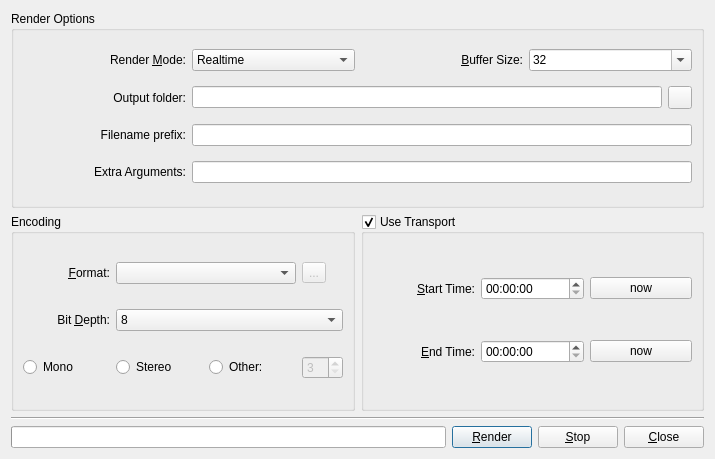
SpotlightKid/qjackcapture, file resources/ui/mainwindow.ui: the form before one commit.
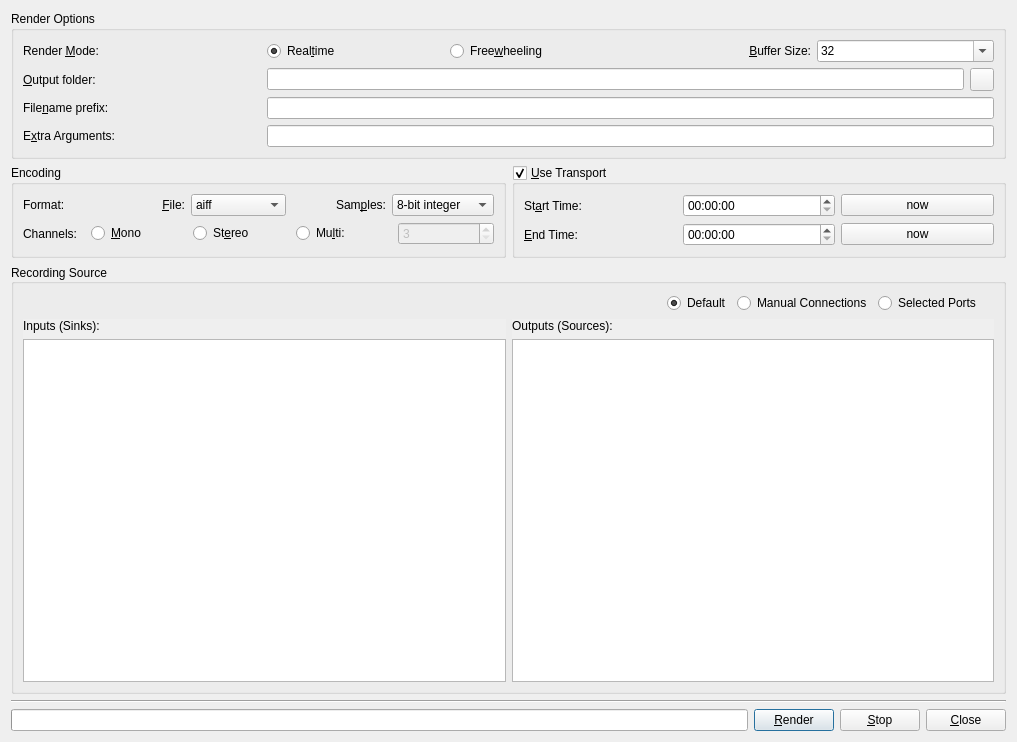
The form after the commit. Icons and pictures are not drawn.

Commit message: UI re-organization and interface for selecting recording source(s)

Diff of the .ui file:
```diff
--- a/resources/ui/mainwindow.ui
+++ b/resources/ui/mainwindow.ui
@@ -6,15 +6,15 @@
    <rect>
     <x>0</x>
     <y>0</y>
-    <width>715</width>
-    <height>459</height>
+    <width>1017</width>
+    <height>742</height>
    </rect>
   </property>
   <property name="windowTitle">
    <string>JACK Capture</string>
   </property>
   <layout class="QGridLayout" name="gridLayout_3">
-   <item row="2" column="0" colspan="2">
+   <item row="4" column="0" colspan="2">
     <widget class="Line" name="line">
      <property name="orientation">
       <enum>Qt::Horizontal</enum>
@@ -26,111 +26,169 @@
      <property name="title">
       <string>Encoding</string>
      </property>
-     <layout class="QGridLayout" name="gridLayout">
-      <item row="1" column="1" colspan="3">
-       <widget class="QComboBox" name="cb_depth">
-        <item>
-         <property name="text">
-          <string notr="true">8</string>
-         </property>
-        </item>
-        <item>
-         <property name="text">
-          <string notr="true">16</string>
-         </property>
-        </item>
-        <item>
-         <property name="text">
-          <string notr="true">24</string>
-         </property>
-        </item>
-        <item>
-         <property name="text">
-          <string notr="true">32</string>
-         </property>
-        </item>
-        <item>
-         <property name="text">
-          <string notr="true">Float</string>
-         </property>
-        </item>
-       </widget>
-      </item>
-      <item row="2" column="3">
-       <widget class="QSpinBox" name="sb_channels">
-        <property name="enabled">
-         <bool>false</bool>
-        </property>
-        <property name="minimum">
-         <number>3</number>
-        </property>
-       </widget>
-      </item>
-      <item row="0" column="3">
-       <widget class="QToolButton" name="tb_format">
-        <property name="enabled">
-         <bool>false</bool>
-        </property>
-        <property name="text">
-         <string>...</string>
-        </property>
-       </widget>
-      </item>
-      <item row="0" column="1" colspan="2">
-       <widget class="QComboBox" name="cb_format"/>
-      </item>
-      <item row="2" column="2">
-       <widget class="QRadioButton" name="rb_outro">
-        <property name="text">
-         <string>Other:</string>
-        </property>
-       </widget>
-      </item>
-      <item row="2" column="1">
-       <widget class="QRadioButton" name="rb_stereo">
-        <property name="text">
-         <string>Stereo</string>
-        </property>
-       </widget>
-      </item>
-      <item row="1" column="0">
-       <widget class="QLabel" name="lbl_bitdepth">
-        <property name="text">
-         <string>Bit &amp;Depth:</string>
-        </property>
-        <property name="alignment">
-         <set>Qt::AlignRight|Qt::AlignTrailing|Qt::AlignVCenter</set>
-        </property>
-        <property name="buddy">
-         <cstring>cb_depth</cstring>
-        </property>
-       </widget>
-      </item>
+     <layout class="QGridLayout" name="grid_encoding">
       <item row="0" column="0">
        <widget class="QLabel" name="lbl_format">
         <property name="text">
-         <string>&amp;Format:</string>
+         <string>Format:</string>
         </property>
         <property name="alignment">
-         <set>Qt::AlignRight|Qt::AlignTrailing|Qt::AlignVCenter</set>
-        </property>
-        <property name="buddy">
-         <cstring>cb_format</cstring>
+         <set>Qt::AlignLeading|Qt::AlignLeft|Qt::AlignVCenter</set>
         </property>
        </widget>
       </item>
       <item row="2" column="0">
-       <widget class="QRadioButton" name="rb_mono">
+       <widget class="QLabel" name="lbl_channels">
         <property name="text">
-         <string>Mono</string>
+         <string>Channels:</string>
+        </property>
+        <property name="alignment">
+         <set>Qt::AlignLeading|Qt::AlignLeft|Qt::AlignVCenter</set>
+        </property>
+        <property name="buddy">
+         <cstring>rb_mono</cstring>
         </property>
        </widget>
       </item>
+      <item row="0" column="1" colspan="6">
+       <layout class="QHBoxLayout" name="hbox_format">
+        <property name="rightMargin">
+         <number>0</number>
+        </property>
+        <item>
+         <widget class="QLabel" name="lbl_fileformat">
+          <property name="text">
+           <string>&amp;File:</string>
+          </property>
+          <property name="alignment">
+           <set>Qt::AlignRight|Qt::AlignTrailing|Qt::AlignVCenter</set>
+          </property>
+          <property name="buddy">
+           <cstring>cb_format</cstring>
+          </property>
+         </widget>
+        </item>
+        <item>
+         <widget class="QComboBox" name="cb_format">
+          <item>
+           <property name="text">
+            <string>aiff</string>
+           </property>
+          </item>
+          <item>
+           <property name="text">
+            <string>flac</string>
+           </property>
+          </item>
+          <item>
+           <property name="text">
+            <string>mp3</string>
+           </property>
+          </item>
+          <item>
+           <property name="text">
+            <string>ogg</string>
+           </property>
+          </item>
+          <item>
+           <property name="text">
+            <string>opus</string>
+           </property>
+          </item>
+          <item>
+           <property name="text">
+            <string>wav</string>
+           </property>
+          </item>
+         </widget>
+        </item>
+        <item>
+         <widget class="QLabel" name="lbl_bitdepth">
+          <property name="text">
+           <string>Sam&amp;ples:</string>
+          </property>
+          <property name="alignment">
+           <set>Qt::AlignRight|Qt::AlignTrailing|Qt::AlignVCenter</set>
+          </property>
+          <property name="buddy">
+           <cstring>cb_depth</cstring>
+          </property>
+         </widget>
+        </item>
+        <item>
+         <widget class="QComboBox" name="cb_depth">
+          <item>
+           <property name="text">
+            <string>8-bit integer</string>
+           </property>
+          </item>
+          <item>
+           <property name="text">
+            <string>16-bit integer</string>
+           </property>
+          </item>
+          <item>
+           <property name="text">
+            <string>24-bit integer</string>
+           </property>
+          </item>
+          <item>
+           <property name="text">
+            <string>32-bit integer</string>
+           </property>
+          </item>
+          <item>
+           <property name="text">
+            <string>32-bit float</string>
+           </property>
+          </item>
+         </widget>
+        </item>
+       </layout>
+      </item>
+      <item row="2" column="1" colspan="6">
+       <layout class="QHBoxLayout" name="hbox_channels">
+        <property name="rightMargin">
+         <number>0</number>
+        </property>
+        <item>
+         <widget class="QRadioButton" name="rb_mono">
+          <property name="text">
+           <string>&amp;Mono</string>
+          </property>
+         </widget>
+        </item>
+        <item>
+         <widget class="QRadioButton" name="rb_stereo">
+          <property name="text">
+           <string>St&amp;ereo</string>
+          </property>
+         </widget>
+        </item>
+        <item>
+         <widget class="QRadioButton" name="rb_multi">
+          <property name="text">
+           <string>Mu&amp;lti:</string>
+          </property>
+         </widget>
+        </item>
+        <item>
+         <widget class="QSpinBox" name="sb_channels">
+          <property name="enabled">
+           <bool>false</bool>
+          </property>
+          <property name="minimum">
+           <number>3</number>
+          </property>
+         </widget>
+        </item>
+       </layout>
+      </item>
      </layout>
     </widget>
    </item>
-   <item row="3" column="0" colspan="2">
-    <layout class="QHBoxLayout" name="horizontalLayout_2">
+   <item row="5" column="0" colspan="2">
+    <layout class="QHBoxLayout" name="hbox_buttons">
      <item>
       <widget class="QProgressBar" name="progressBar">
        <property name="maximum">
@@ -182,19 +240,19 @@
    <item row="1" column="1">
     <widget class="QGroupBox" name="group_time">
      <property name="title">
-      <string>Use Transport</string>
+      <string>&amp;Use Transport</string>
      </property>
      <property name="checkable">
       <bool>true</bool>
      </property>
-     <layout class="QGridLayout" name="gridLayout_4">
+     <layout class="QGridLayout" name="grid_time">
       <item row="0" column="0">
        <widget class="QLabel" name="lbl_start_time">
         <property name="text">
-         <string>&amp;Start Time:</string>
+         <string>St&amp;art Time:</string>
         </property>
         <property name="alignment">
-         <set>Qt::AlignRight|Qt::AlignTrailing|Qt::AlignVCenter</set>
+         <set>Qt::AlignLeading|Qt::AlignLeft|Qt::AlignVCenter</set>
         </property>
         <property name="buddy">
          <cstring>te_start</cstring>
@@ -214,7 +272,7 @@
          <string>&amp;End Time:</string>
         </property>
         <property name="alignment">
-         <set>Qt::AlignRight|Qt::AlignTrailing|Qt::AlignVCenter</set>
+         <set>Qt::AlignLeading|Qt::AlignLeft|Qt::AlignVCenter</set>
         </property>
         <property name="buddy">
          <cstring>te_end</cstring>
@@ -250,93 +308,30 @@
      <property name="title">
       <string>Render Options</string>
      </property>
-     <layout class="QGridLayout" name="gridLayout_2">
+     <layout class="QGridLayout" name="grid_render">
       <item row="4" column="0">
        <widget class="QLabel" name="lbl_extra_args">
         <property name="text">
-         <string>Extra Arguments:</string>
+         <string>E&amp;xtra Arguments:</string>
         </property>
         <property name="alignment">
-         <set>Qt::AlignRight|Qt::AlignTrailing|Qt::AlignVCenter</set>
+         <set>Qt::AlignLeading|Qt::AlignLeft|Qt::AlignVCenter</set>
         </property>
-       </widget>
-      </item>
-      <item row="0" column="1">
-       <widget class="QComboBox" name="cb_render_mode">
-        <item>
-         <property name="text">
-          <string>Realtime</string>
-         </property>
-        </item>
-        <item>
-         <property name="text">
-          <string>Freewheel</string>
-         </property>
-        </item>
-       </widget>
-      </item>
-      <item row="0" column="3">
-       <widget class="QComboBox" name="cb_buffer_size">
-        <property name="editable">
-         <bool>true</bool>
+        <property name="buddy">
+         <cstring>le_extra_args</cstring>
         </property>
-        <property name="frame">
-         <bool>true</bool>
-        </property>
-        <item>
-         <property name="text">
-          <string>32</string>
-         </property>
-        </item>
-        <item>
-         <property name="text">
-          <string>64</string>
-         </property>
-        </item>
-        <item>
-         <property name="text">
-          <string>128</string>
-         </property>
-        </item>
-        <item>
-         <property name="text">
-          <string>256</string>
-         </property>
-        </item>
-        <item>
-         <property name="text">
-          <string>512</string>
-         </property>
-        </item>
-        <item>
-         <property name="text">
-          <string>1024</string>
-         </property>
-        </item>
-        <item>
-         <property name="text">
-          <string>2048</string>
-         </property>
-        </item>
-        <item>
-         <property name="text">
-          <string>4096</string>
-         </property>
-        </item>
-        <item>
-         <property name="text">
-          <string>8192</string>
-         </property>
-        </item>
        </widget>
       </item>
       <item row="2" column="0">
        <widget class="QLabel" name="lbl_output">
         <property name="text">
-         <string>Output folder:</string>
+         <string>&amp;Output folder:</string>
         </property>
         <property name="alignment">
-         <set>Qt::AlignRight|Qt::AlignTrailing|Qt::AlignVCenter</set>
+         <set>Qt::AlignLeading|Qt::AlignLeft|Qt::AlignVCenter</set>
+        </property>
+        <property name="buddy">
+         <cstring>le_folder</cstring>
         </property>
        </widget>
       </item>
@@ -346,52 +341,45 @@
          <string>Render &amp;Mode:</string>
         </property>
         <property name="alignment">
-         <set>Qt::AlignRight|Qt::AlignTrailing|Qt::AlignVCenter</set>
+         <set>Qt::AlignLeading|Qt::AlignLeft|Qt::AlignVCenter</set>
         </property>
         <property name="buddy">
-         <cstring>cb_render_mode</cstring>
+         <cstring>rb_realtime</cstring>
         </property>
        </widget>
       </item>
       <item row="3" column="0">
        <widget class="QLabel" name="lbl_filename">
         <property name="text">
-         <string>Filename prefix:</string>
+         <string>File&amp;name prefix:</string>
         </property>
         <property name="alignment">
-         <set>Qt::AlignRight|Qt::AlignTrailing|Qt::AlignVCenter</set>
-        </property>
-       </widget>
-      </item>
-      <item row="0" column="2">
-       <widget class="QLabel" name="lbl_bufsize">
-        <property name="text">
-         <string>&amp;Buffer Size:</string>
-        </property>
-        <property name="alignment">
-         <set>Qt::AlignRight|Qt::AlignTrailing|Qt::AlignVCenter</set>
+         <set>Qt::AlignLeading|Qt::AlignLeft|Qt::AlignVCenter</set>
         </property>
         <property name="buddy">
-         <cstring>cb_buffer_size</cstring>
+         <cstring>le_prefix</cstring>
         </property>
        </widget>
       </item>
-      <item row="3" column="1" colspan="3">
+      <item row="3" column="2" colspan="3">
        <widget class="QLineEdit" name="le_prefix">
         <property name="text">
          <string/>
         </property>
        </widget>
       </item>
-      <item row="4" column="1" colspan="3">
+      <item row="4" column="2" colspan="3">
        <widget class="QLineEdit" name="le_extra_args">
+        <property name="toolTip">
+         <string>&lt;html&gt;&lt;head/&gt;&lt;body&gt;&lt;p&gt;Extra command line arguments for jack_capture command.&lt;/p&gt;&lt;p&gt;Separate arguments by spaces, use shell quoting rules.&lt;/p&gt;&lt;/body&gt;&lt;/html&gt;</string>
+        </property>
         <property name="text">
          <string/>
         </property>
        </widget>
       </item>
-      <item row="2" column="1" colspan="3">
-       <layout class="QHBoxLayout" name="horizontalLayout" stretch="0,0">
+      <item row="2" column="2" colspan="3">
+       <layout class="QHBoxLayout" name="hbox_output" stretch="0,0">
         <property name="leftMargin">
          <number>0</number>
         </property>
@@ -411,6 +399,345 @@
         </item>
        </layout>
       </item>
+      <item row="0" column="2" colspan="3">
+       <layout class="QHBoxLayout" name="hbox_rendermode">
+        <property name="rightMargin">
+         <number>0</number>
+        </property>
+        <item>
+         <widget class="QRadioButton" name="rb_realtime">
+          <property name="text">
+           <string>Real&amp;time</string>
+          </property>
+          <property name="checked">
+           <bool>true</bool>
+          </property>
+         </widget>
+        </item>
+        <item>
+         <widget class="QRadioButton" name="rb_freewheel">
+          <property name="text">
+           <string>Free&amp;wheeling</string>
+          </property>
+         </widget>
+        </item>
+        <item>
+         <widget class="QLabel" name="lbl_bufsize">
+          <property name="text">
+           <string>&amp;Buffer Size:</string>
+          </property>
+          <property name="alignment">
+           <set>Qt::AlignRight|Qt::AlignTrailing|Qt::AlignVCenter</set>
+          </property>
+          <property name="buddy">
+           <cstring>cb_buffer_size</cstring>
+          </property>
+         </widget>
+        </item>
+        <item>
+         <widget class="QComboBox" name="cb_buffer_size">
+          <property name="editable">
+           <bool>true</bool>
+          </property>
+          <property name="frame">
+           <bool>true</bool>
+          </property>
+          <item>
+           <property name="text">
+            <string>32</string>
+           </property>
+          </item>
+          <item>
+           <property name="text">
+            <string>64</string>
+           </property>
+          </item>
+          <item>
+           <property name="text">
+            <string>128</string>
+           </property>
+          </item>
+          <item>
+           <property name="text">
+            <string>256</string>
+           </property>
+          </item>
+          <item>
+           <property name="text">
+            <string>512</string>
+           </property>
+          </item>
+          <item>
+           <property name="text">
+            <string>1024</string>
+           </property>
+          </item>
+          <item>
+           <property name="text">
+            <string>2048</string>
+           </property>
+          </item>
+          <item>
+           <property name="text">
+            <string>4096</string>
+           </property>
+          </item>
+          <item>
+           <property name="text">
+            <string>8192</string>
+           </property>
+          </item>
+         </widget>
+        </item>
+       </layout>
+      </item>
+     </layout>
+    </widget>
+   </item>
+   <item row="2" column="0" colspan="2">
+    <widget class="QGroupBox" name="group_connections">
+     <property name="sizePolicy">
+      <sizepolicy hsizetype="Expanding" vsizetype="Preferred">
+       <horstretch>1</horstretch>
+       <verstretch>0</verstretch>
+      </sizepolicy>
+     </property>
+     <property name="maximumSize">
+      <size>
+       <width>16777215</width>
+       <height>16777215</height>
+      </size>
+     </property>
+     <property name="title">
+      <string>Recording Source</string>
+     </property>
+     <property name="alignment">
+      <set>Qt::AlignLeading|Qt::AlignLeft|Qt::AlignVCenter</set>
+     </property>
+     <property name="checkable">
+      <bool>false</bool>
+     </property>
+     <property name="checked">
+      <bool>false</bool>
+     </property>
+     <layout class="QVBoxLayout" name="verticalLayout_3">
+      <property name="sizeConstraint">
+       <enum>QLayout::SetMaximumSize</enum>
+      </property>
+      <item>
+       <layout class="QHBoxLayout" name="hbox_source">
+        <property name="topMargin">
+         <number>0</number>
+        </property>
+        <property name="rightMargin">
+         <number>0</number>
+        </property>
+        <item>
+         <spacer name="horizontalSpacer">
+          <property name="orientation">
+           <enum>Qt::Horizontal</enum>
+          </property>
+          <property name="sizeHint" stdset="0">
+           <size>
+            <width>40</width>
+            <height>20</height>
+           </size>
+          </property>
+         </spacer>
+        </item>
+        <item>
+         <widget class="QRadioButton" name="rb_source_default">
+          <property name="toolTip">
+           <string>&lt;html&gt;&lt;head/&gt;&lt;body&gt;&lt;p&gt;jack_capture will record signals from any ports connected to the first two physical outputs.&lt;/p&gt;&lt;/body&gt;&lt;/html&gt;</string>
+          </property>
+          <property name="text">
+           <string>Default</string>
+          </property>
+          <property name="checked">
+           <bool>true</bool>
+          </property>
+         </widget>
+        </item>
+        <item>
+         <widget class="QRadioButton" name="rb_source_manual">
+          <property name="toolTip">
+           <string>&lt;html&gt;&lt;head/&gt;&lt;body&gt;&lt;p&gt;jack_capture will not connect to any ports and you need to connect its input ports manually using another program.&lt;/p&gt;&lt;/body&gt;&lt;/html&gt;</string>
+          </property>
+          <property name="text">
+           <string>Manual Connections</string>
+          </property>
+         </widget>
+        </item>
+        <item>
+         <widget class="QRadioButton" name="rb_source_selected">
+          <property name="toolTip">
+           <string>&lt;html&gt;&lt;head/&gt;&lt;body&gt;&lt;p&gt;jack_capture will record signals from the selected output (source) ports or any ports connected to the selected input (sink) ports.&lt;/p&gt;&lt;/body&gt;&lt;/html&gt;</string>
+          </property>
+          <property name="text">
+           <string>Selected Ports</string>
+          </property>
+         </widget>
+        </item>
+        <item>
+         <widget class="QLabel" name="label">
+          <property name="toolTip">
+           <string>&lt;html&gt;&lt;head/&gt;&lt;body&gt;&lt;p&gt;jack_capture can connect to any input or output jack port.&lt;/p&gt;&lt;p&gt;When &amp;quot;connecting&amp;quot; to a jack input port (i.e. a writable port), jack_capture constantly monitors which jack ports which are connected to that input port, and makes sure jack_capture is always connected to the same ports.&lt;/p&gt;&lt;p&gt;In other words, jack_capture will reconnect its ports automatically during recording to match the connections of the ports.&lt;/p&gt;&lt;p&gt;This is for instance convenient when recording the playback ports since jack_capture can be started first, and then other programs can start and stop at any moment while all sound still should be recorded.&lt;/p&gt;&lt;/body&gt;&lt;/html&gt;</string>
+          </property>
+          <property name="pixmap">
+           <pixmap resource="../resources.qrc">:/icons/16x16/dialog-information.png</pixmap>
+          </property>
+         </widget>
+        </item>
+       </layout>
+      </item>
+      <item>
+       <layout class="QHBoxLayout" name="hbox_connections">
+        <property name="topMargin">
+         <number>0</number>
+        </property>
+        <property name="rightMargin">
+         <number>0</number>
+        </property>
+        <item>
+         <widget class="QScrollArea" name="scroll_inputs">
+          <property name="sizePolicy">
+           <sizepolicy hsizetype="Expanding" vsizetype="Expanding">
+            <horstretch>1</horstretch>
+            <verstretch>0</verstretch>
+           </sizepolicy>
+          </property>
+          <property name="frameShape">
+           <enum>QFrame::NoFrame</enum>
+          </property>
+          <property name="frameShadow">
+           <enum>QFrame::Plain</enum>
+          </property>
+          <property name="widgetResizable">
+           <bool>true</bool>
+          </property>
+          <property name="alignment">
+           <set>Qt::AlignCenter</set>
+          </property>
+          <widget class="QWidget" name="scrollAreaWidgetContents_3">
+           <property name="geometry">
+            <rect>
+             <x>0</x>
+             <y>0</y>
+             <width>483</width>
+             <height>279</height>
+            </rect>
+           </property>
+           <property name="sizePolicy">
+            <sizepolicy hsizetype="Expanding" vsizetype="Expanding">
+             <horstretch>0</horstretch>
+             <verstretch>0</verstretch>
+            </sizepolicy>
+           </property>
+           <property name="maximumSize">
+            <size>
+             <width>16777215</width>
+             <height>16777215</height>
+            </size>
+           </property>
+           <layout class="QVBoxLayout" name="verticalLayout">
+            <property name="margin">
+             <number>0</number>
+            </property>
+            <item>
+             <widget class="QLabel" name="lbl_inputs">
+              <property name="text">
+               <string>Inputs (Sinks):</string>
+              </property>
+              <property name="margin">
+               <number>6</number>
+              </property>
+             </widget>
+            </item>
+            <item>
+             <widget class="QTreeView" name="tree_inputs">
+              <property name="maximumSize">
+               <size>
+                <width>16777215</width>
+                <height>16777215</height>
+               </size>
+              </property>
+             </widget>
+            </item>
+           </layout>
+          </widget>
+         </widget>
+        </item>
+        <item>
+         <widget class="QScrollArea" name="scroll_outputs">
+          <property name="sizePolicy">
+           <sizepolicy hsizetype="Expanding" vsizetype="Expanding">
+            <horstretch>1</horstretch>
+            <verstretch>0</verstretch>
+           </sizepolicy>
+          </property>
+          <property name="frameShape">
+           <enum>QFrame::NoFrame</enum>
+          </property>
+          <property name="frameShadow">
+           <enum>QFrame::Plain</enum>
+          </property>
+          <property name="widgetResizable">
+           <bool>true</bool>
+          </property>
+          <property name="alignment">
+           <set>Qt::AlignCenter</set>
+          </property>
+          <widget class="QWidget" name="scrollAreaWidgetContents_2">
+           <property name="geometry">
+            <rect>
+             <x>0</x>
+             <y>0</y>
+             <width>482</width>
+             <height>279</height>
+            </rect>
+           </property>
+           <property name="sizePolicy">
+            <sizepolicy hsizetype="Expanding" vsizetype="Expanding">
+             <horstretch>0</horstretch>
+             <verstretch>0</verstretch>
+            </sizepolicy>
+           </property>
+           <property name="maximumSize">
+            <size>
+             <width>16777215</width>
+             <height>16777215</height>
+            </size>
+           </property>
+           <layout class="QVBoxLayout" name="verticalLayout_2">
+            <property name="margin">
+             <number>0</number>
+            </property>
+            <item>
+             <widget class="QLabel" name="lbl_outputs">
+              <property name="text">
+               <string>Outputs (Sources):</string>
+              </property>
+              <property name="margin">
+               <number>6</number>
+              </property>
+             </widget>
+            </item>
+            <item>
+             <widget class="QTreeView" name="tree_outputs">
+              <property name="maximumSize">
+               <size>
+                <width>16777215</width>
+                <height>16777215</height>
+               </size>
+              </property>
+             </widget>
+            </item>
+           </layout>
+          </widget>
+         </widget>
+        </item>
+       </layout>
+      </item>
      </layout>
     </widget>
    </item>
```
Left out of the diff: 2 changed lines with no effect on the pictures. The commit also changes 4 other files.
